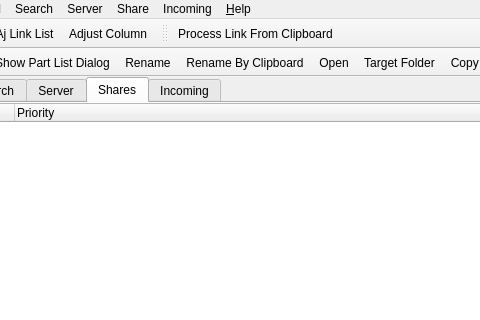
First picture: the form in src/mainwindowbase.ui, repository applejuicenetz/gui-juicer, before the edit; both pictures show x 188 to 668 and y 0 to 320 of the 1288 by 650 pixel window.
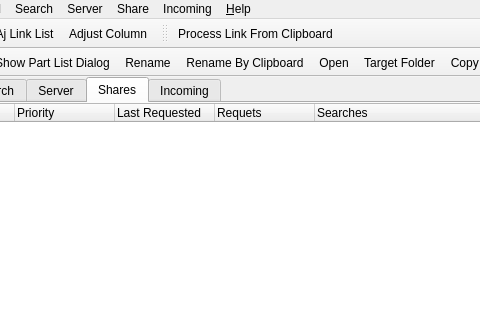
Second picture: the form after the edit. The open tabs and pages were chosen to show the change. Icons and pictures are not drawn. Custom widgets are drawn as their Qt base class.

Commit message: icons for incoming tab under linux/not windows date conversions in Convert more information in share tab (last requested, ...)

The edit to the form file:
```diff
--- a/src/mainwindowbase.ui
+++ b/src/mainwindowbase.ui
@@ -611,6 +611,21 @@
             <string>Priority</string>
            </property>
           </column>
+          <column>
+           <property name="text">
+            <string>Last Requested</string>
+           </property>
+          </column>
+          <column>
+           <property name="text">
+            <string>Requets</string>
+           </property>
+          </column>
+          <column>
+           <property name="text">
+            <string>Searches</string>
+           </property>
+          </column>
          </widget>
         </item>
        </layout>
```
Left out of the diff: 14 changed lines with no effect on the pictures. The commit also changes 13 other files.
